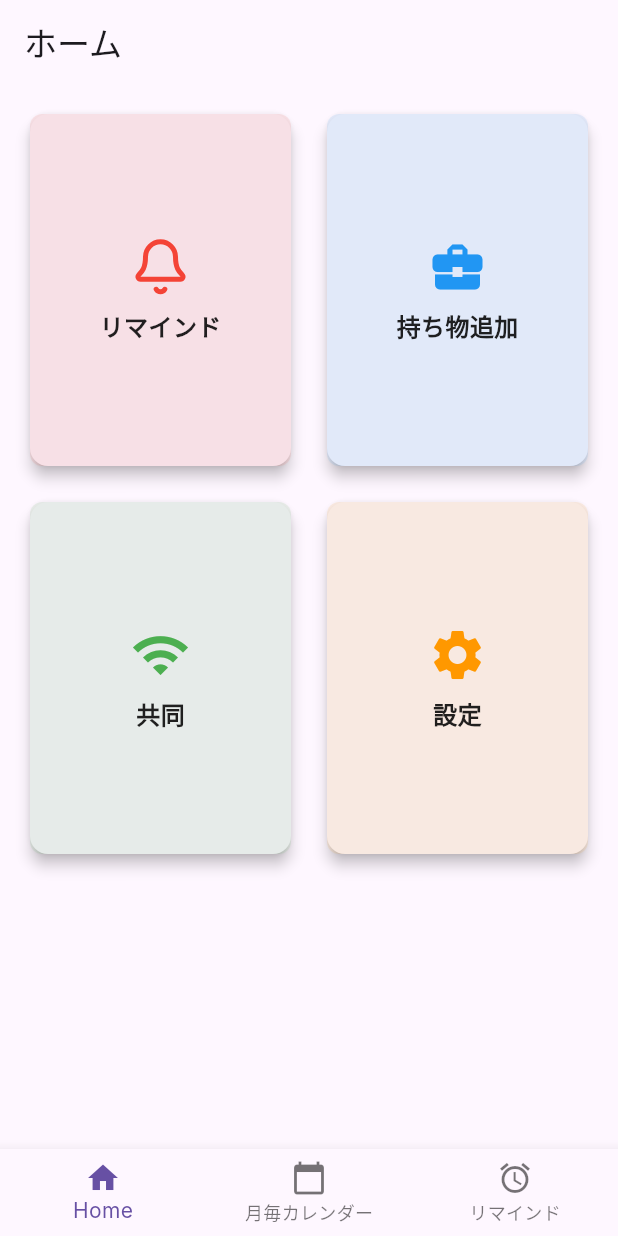
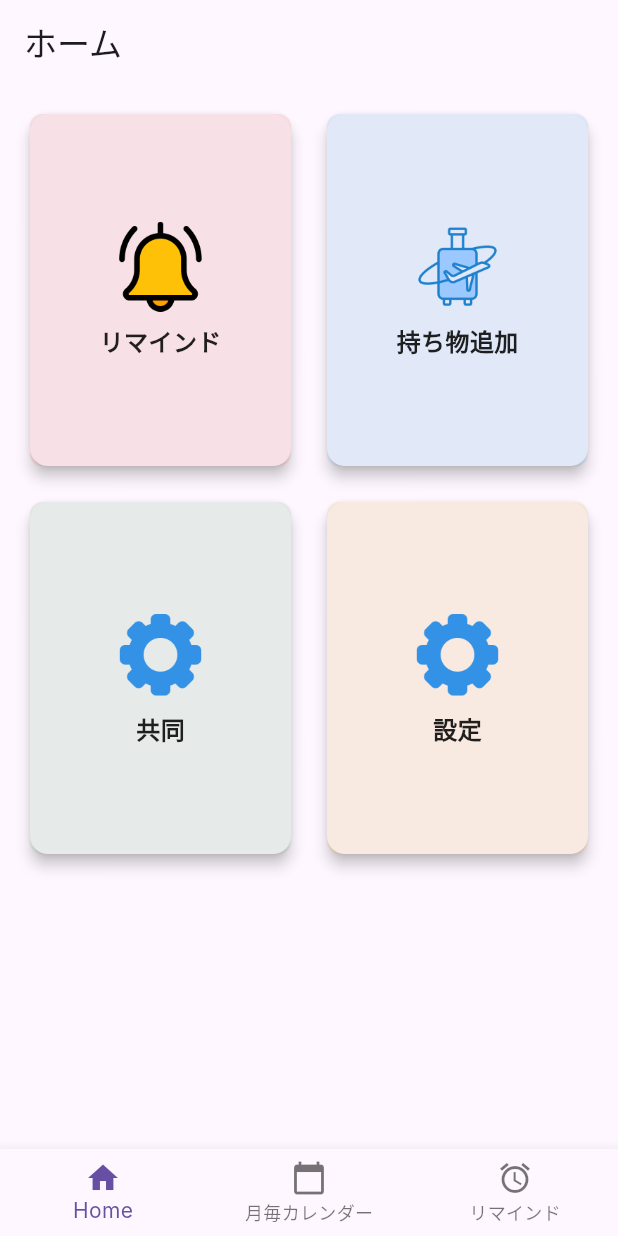
Before and after one commit to y08416/wasure-mobile, a Flutter app: the HomePage screen opened directly, on a phone screen of 412 x 824 dp. Run offline on Flutter 3.47's test engine with Material 3 defaults, Android fonts, the phone set to English and light mode, and no system bars; our stand-ins replace flutter_local_notifications, lucide_icons, supabase_flutter, timezone; missing offline and left inert: your_app_name; accounts and stored records are empty; Roboto replaces fonts that are missing (Inter).

Commit message:
icon設定とローカル通知の機能は実装

```diff
--- a/lib/feature/home/components/home_card.dart
+++ b/lib/feature/home/components/home_card.dart
@@ -2,7 +2,7 @@ import 'package:flutter/material.dart';
 
 class HomeCard extends StatelessWidget {
   final String title;
-  final IconData icon;
+  final String iconPath;
   final Color color;
   final VoidCallback onTap;
   final double? width;
@@ -11,7 +11,7 @@ class HomeCard extends StatelessWidget {
   const HomeCard({
     Key? key,
     required this.title,
-    required this.icon,
+    required this.iconPath,
     required this.color,
     required this.onTap,
     this.width,
@@ -35,7 +35,12 @@ class HomeCard extends StatelessWidget {
             child: Column(
               mainAxisAlignment: MainAxisAlignment.center,
               children: [
-                Icon(icon, size: 40, color: color),
+                Image.asset(
+                  iconPath,
+                  width: 60,
+                  height: 60,
+                  fit: BoxFit.contain,
+                ),
                 SizedBox(height: 8),
                 Text(
                   title,
--- a/lib/feature/home/home_page.dart
+++ b/lib/feature/home/home_page.dart
@@ -2,12 +2,7 @@ import 'package:flutter/material.dart';
 import 'package:wasure_mobaile_futter/feature/home/components/home_card.dart';
 import 'package:wasure_mobaile_futter/feature/item_list/item_list_page.dart'; // 新しいインポート
 import 'package:wasure_mobaile_futter/feature/reminder/reminder.dart';
-import 'package:lucide_icons/lucide_icons.dart';
 
-
-
-
-// HomePage クラスの定義
 class HomePage extends StatefulWidget {
   const HomePage({Key? key, required this.title}) : super(key: key);
 
@@ -48,13 +43,13 @@ class _HomePageState extends State<HomePage> {
               crossAxisCount: 2,
               mainAxisSpacing: 16,
               crossAxisSpacing: 16,
-              childAspectRatio: 0.75, // この値を0.5に変更して高さを2倍に
+              childAspectRatio: 0.75, // 高さを調整
             ),
             delegate: SliverChildListDelegate([
               HomeCard(
                 key: UniqueKey(), // ユニークなキーを追加
-                title: 'リマインド', // 更新された文字列
-                icon: LucideIcons.bell,
+                title: 'リマインド',
+                iconPath: 'assets/bell.png', // PNGアイコンのパス
                 color: Colors.red,
                 onTap: () {
                   Navigator.push(
@@ -65,7 +60,7 @@ class _HomePageState extends State<HomePage> {
               ),
               HomeCard(
                 title: '持ち物追加',
-                icon: Icons.business_center,
+                iconPath: 'assets/travel-agency.png',
                 color: Colors.blue,
                 onTap: () {
                   // 持ち物リストへのナビゲーション
@@ -77,7 +72,7 @@ class _HomePageState extends State<HomePage> {
               ),
               HomeCard(
                 title: '共同',
-                icon: Icons.wifi,
+                iconPath: 'assets/setting.png', // PNGアイコンのパス（仮）
                 color: Colors.green,
                 onTap: () {
                   // 共同機能へのナビゲーション
@@ -85,7 +80,7 @@ class _HomePageState extends State<HomePage> {
               ),
               HomeCard(
                 title: '設定',
-                icon: Icons.settings,
+                iconPath: 'assets/setting.png', // PNGアイコンのパス
                 color: Colors.orange,
                 onTap: () {
                   // 設定画面へのナビゲーション
--- a/pubspec.yaml
+++ b/pubspec.yaml
@@ -71,9 +71,9 @@ flutter:
   # To add assets to your application, add an assets section, like this:
   assets:
     - assets/bell.png
-    - assets/setting (1).png
-    - assets/shopping (2).png
+    - assets/setting_1.png
     - assets/setting.png
+    - assets/travel-agency.png
   #   - images/a_dot_burr.jpeg
   #   - images/a_dot_ham.jpeg
 
```
Also changed, not shown: assets/setting_1.png (renamed from assets/setting (1).png), assets/shopping_2.png (renamed from assets/shopping (2).png), assets/travel-agency.png (added).
